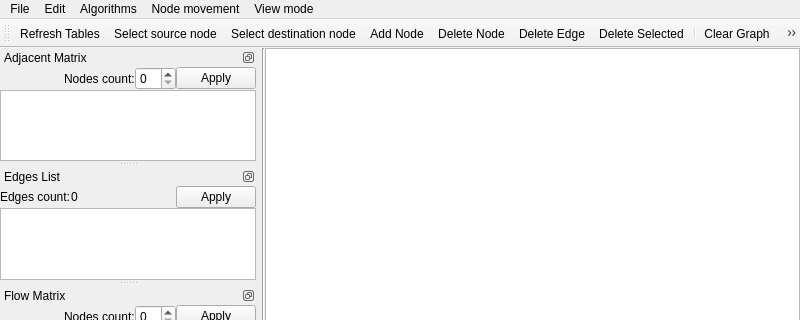
This is mainwindow.ui in C0FFiN-prod/graph-works as Qt 5 draws it before an edit; both pictures show x 0 to 800 and y 0 to 320 of the 800 by 700 pixel window. The edited form follows.
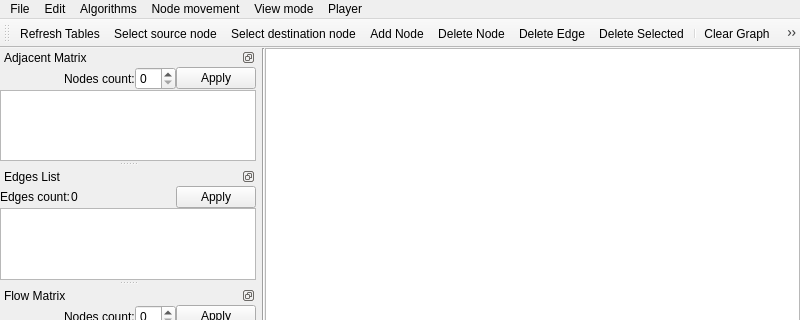
This is the edited form. Icons and pictures are not drawn.

Commit message:
Floyd animation fixes
- Better info for textboxes
- Player menu in menubar

Patch:
```diff
--- a/mainwindow.ui
+++ b/mainwindow.ui
@@ -144,11 +144,23 @@
     <addaction name="actionFlow"/>
     <addaction name="separator"/>
    </widget>
+   <widget class="QMenu" name="menuPlayer">
+    <property name="title">
+     <string>Player</string>
+    </property>
+    <addaction name="actionNextFrame"/>
+    <addaction name="actionPreviousFrame"/>
+    <addaction name="actionLastFrame"/>
+    <addaction name="actionFirstFrame"/>
+    <addaction name="separator"/>
+    <addaction name="actionClearSequence"/>
+   </widget>
    <addaction name="menuFile"/>
    <addaction name="menuEdit"/>
    <addaction name="menuAlgorithms"/>
    <addaction name="menuNode_movement"/>
    <addaction name="menuView_mode"/>
+   <addaction name="menuPlayer"/>
   </widget>
   <widget class="QStatusBar" name="statusbar"/>
   <widget class="QToolBar" name="toolBar">
```
The commit also changes 1 other file.
